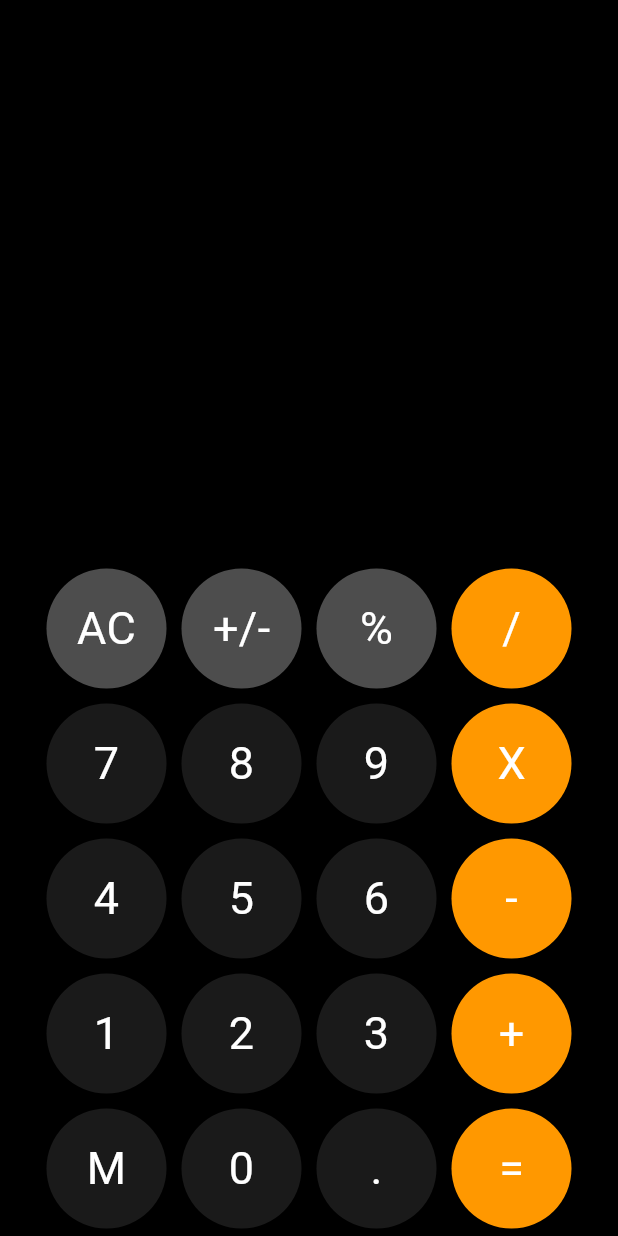
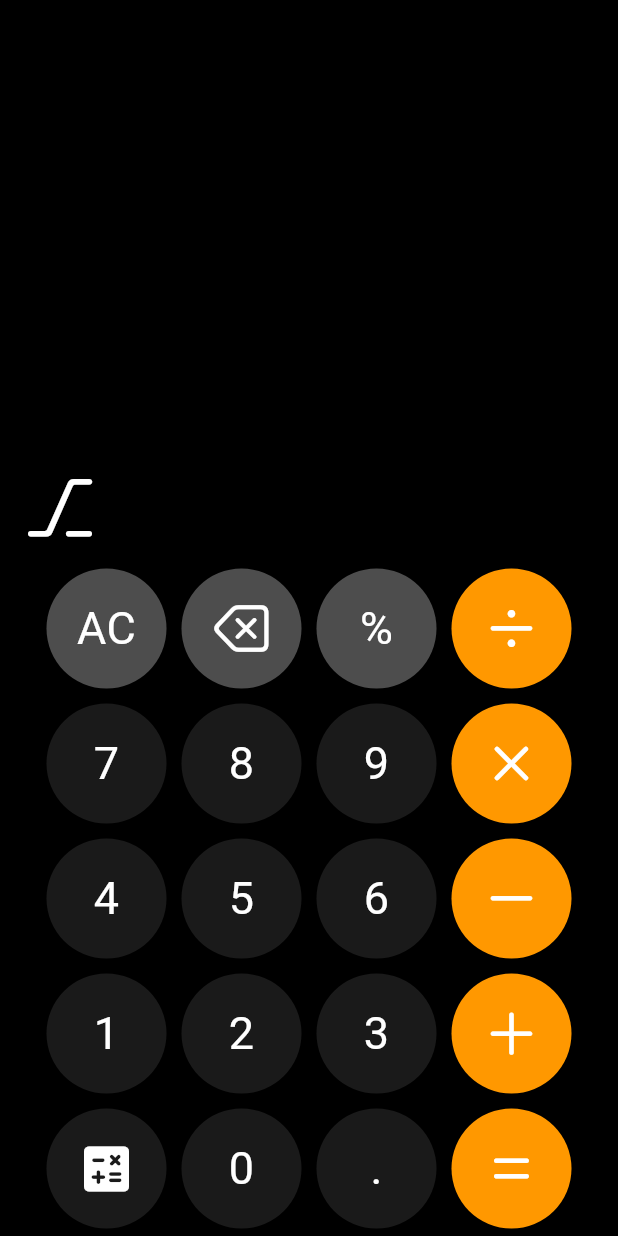
Before and after one commit to mahendra189/calculator, a Flutter app: the screen it shows after launch, on a phone screen of 412 x 824 dp. Run offline on Flutter 3.47's test engine with Material 3 defaults, Android fonts, the phone set to English and light mode, and no system bars.

Commit message:
Working Calculator

```diff
--- a/lib/components/button.dart
+++ b/lib/components/button.dart
@@ -1,35 +1,28 @@
-import 'package:flutter/cupertino.dart';
 import 'package:flutter/material.dart';
 
 const double size = 80;
 
 class Button extends StatelessWidget {
-  final String label;
+  final Widget label;
   final Color bg;
   final dynamic onClick;
-  const Button({super.key, required this.label,required this.bg,required this.onClick});
+  final String content;
+  const Button({super.key, required this.label,required this.content,required this.bg,required this.onClick});
 
 
   @override
   Widget build(BuildContext context) {
     return InkWell(
       onTap: () {
-        print("Tapped! $label");
-        onClick(label);
+        onClick(content);
       },
       child: Container(
         width: size,
         height: size,
-        margin: EdgeInsets.all(5),
+        margin: const EdgeInsets.all(5),
         decoration: BoxDecoration(color: bg, shape: BoxShape.circle),
         child: Center(
-          child: Text(
-            label,
-            style: TextStyle(
-              color: Colors.white,
-              fontSize: 30,
-            ),
-          ),
+          child: label
         ),
       ),
     );
--- a/lib/components/calc.dart
+++ b/lib/components/calc.dart
@@ -1,4 +1,5 @@
 import 'package:calculator/components/button.dart';
+import 'package:calculator/constants/index.dart';
 import 'package:flutter/cupertino.dart';
 import 'package:flutter/material.dart';
 
@@ -12,21 +13,31 @@ class Calc extends StatefulWidget {
 Color numColor = Colors.white10;
 Color homeRowColor = Colors.white30;
 Color sideColor = Colors.orange;
-const int limitLength = 15;
+const int limitLength = 7;
+const initialIcon = CupertinoIcons.check_mark_circled_solid;
+Map<String, IconData> operatorMap = {
+  '+': CupertinoIcons.add_circled_solid,
+  '-': CupertinoIcons.minus_circle_fill,
+  'X': CupertinoIcons.multiply_circle_fill,
+  '/': CupertinoIcons.divide_circle_fill
+};
+
 class _CalcScreen extends State<Calc> {
   String input = '';
+  String space = '';
+  IconData operator = CupertinoIcons.alt;
 
   void onChange(String value) {
-      if (input.length < limitLength) {
-    setState(() {
+    if (input.length < limitLength) {
+      setState(() {
         input += value;
-    });
-      }
-      else{
-        ScaffoldMessenger.of(context).showSnackBar(
-          const SnackBar(content: Text("Length Limit $limitLength!",))
-        );
-      }
+      });
+    } else {
+      ScaffoldMessenger.of(context).showSnackBar(const SnackBar(
+          content: Text(
+        "Length Limit $limitLength!",
+      )));
+    }
   }
 
   void clearInput(String value) {
@@ -34,14 +45,80 @@ class _CalcScreen extends State<Calc> {
   }
 
   void evaluate(String value) {
-    clear();
-    print("Evaluation");
+    if (input != '') {
+      Map<IconData, num> operations = {
+        operatorMap['+']!: num.parse(space) + num.parse(input),
+        operatorMap['-']!: num.parse(space) - num.parse(input),
+        operatorMap['X']!: num.parse(space) * num.parse(input),
+        operatorMap['/']!: num.parse(space) / num.parse(input),
+      };
+      num eval = operations[operator]!;
+      setState(() {
+        space = '';
+        input = eval.toString();
+        operator = CupertinoIcons.equal_circle_fill;
+      });
+    } else {
+      ScaffoldMessenger.of(context)
+          .showSnackBar(const SnackBar(content: Text("Enter Number!")));
+    }
+  }
+
+  void evaluateOperand() {
+    if (input != '') {
+      Map<IconData, num> operations = {
+        operatorMap['+']!: int.parse(space) + int.parse(input),
+        operatorMap['-']!: int.parse(space) - int.parse(input),
+        operatorMap['X']!: int.parse(space) * int.parse(input),
+        operatorMap['/']!: int.parse(space) / int.parse(input),
+      };
+      num eval = operations[operator]!;
+      setState(() {
+        space = eval.toString();
+        input = '';
+      });
+    } else {
+      ScaffoldMessenger.of(context)
+          .showSnackBar(const SnackBar(content: Text("Enter Number!")));
+    }
   }
 
   void clear() {
     setState(() {
       input = '';
+      space = '';
+      operator = initialIcon;
     });
+  }
+
+  void operatorSwitch(String op) {
+    if (input.isNotEmpty && space.isEmpty) {
+      setState(() {
+        space = input;
+        operator = operatorMap[op]!;
+        input = '';
+      });
+    } else if (input.isNotEmpty && space.isNotEmpty) {
+      setState(() {
+        operator = operatorMap[op]!;
+      });
+      evaluateOperand();
+    } else if (input.isEmpty && space.isNotEmpty) {
+      setState(() {
+        operator = operatorMap[op]!;
+      });
+    } else {
+      ScaffoldMessenger.of(context)
+          .showSnackBar(const SnackBar(content: Text("Enter Number!")));
+    }
+  }
+
+  void backSpace(String value) {
+    if (input.isNotEmpty) {
+      setState(() {
+        input = input.substring(0, input.length - 1);
+      });
+    }
   }
 
   @override
@@ -55,25 +132,30 @@ class _CalcScreen extends State<Calc> {
                 child: Column(
                   mainAxisAlignment: MainAxisAlignment.end,
                   children: [
-                    // Row(
-                    //   mainAxisAlignment: MainAxisAlignment.end,
-                    //   children: [
-                    //     Expanded(
-                    //       child: Text(
-                    //         input,
-                    //         style: const TextStyle(
-                    //             fontSize: 25, color: Colors.white30),
-                    //       ),
-                    //     )
-                    //   ],
-                    // ),
                     Row(
-                      mainAxisAlignment: MainAxisAlignment.end,
                       children: [
                         Expanded(
                           child: Text(
-                            textDirection: TextDirection.rtl,
+                            space,
+                            textAlign: TextAlign.right,
+                            style: const TextStyle(
+                                fontSize: 25, color: Colors.white30),
+                          ),
+                        )
+                      ],
+                    ),
+                    Row(
+                      mainAxisAlignment: MainAxisAlignment.spaceBetween,
+                      children: [
+                        Icon(
+                          operator,
+                          color: Colors.white,
+                          size: 50,
+                        ),
+                        Expanded(
+                          child: Text(
                             input,
+                            textAlign: TextAlign.right,
                             style: const TextStyle(
                                 fontSize: 50, color: Colors.white),
                           ),
@@ -86,50 +168,144 @@ class _CalcScreen extends State<Calc> {
           Row(
             mainAxisAlignment: MainAxisAlignment.center,
             children: [
-              Button(label: "AC", bg: homeRowColor, onClick: clearInput),
-              Button(label: "+/-", bg: homeRowColor, onClick: onChange),
-              Button(label: "%", bg: homeRowColor, onClick: onChange),
-              Button(label: "/", bg: sideColor, onClick: onChange),
+              Button(
+                  content: "",
+                  label: buttonText("AC"),
+                  bg: homeRowColor,
+                  onClick: clearInput),
+              Button(
+                  content: "",
+                  label: buttonIcon(CupertinoIcons.delete_left),
+                  bg: homeRowColor,
+                  onClick: backSpace),
+              Button(
+                  content: "",
+                  label: buttonText("%"),
+                  bg: homeRowColor,
+                  onClick: onChange),
+              Button(
+                  content: "/",
+                  label: buttonIcon(CupertinoIcons.divide),
+                  bg: sideColor,
+                  onClick: operatorSwitch),
             ],
           ),
           Row(
             mainAxisAlignment: MainAxisAlignment.center,
             children: [
-              Button(label: "7", bg: numColor, onClick: onChange),
-              Button(label: "8", bg: numColor, onClick: onChange),
-              Button(label: "9", bg: numColor, onClick: onChange),
-              Button(label: "X", bg: sideColor, onClick: onChange),
+              Button(
+                  content: "7",
+                  label: buttonText("7"),
+                  bg: numColor,
+                  onClick: onChange),
+              Button(
+                  content: "8",
+                  label: buttonText("8"),
+                  bg: numColor,
+                  onClick: onChange),
+              Button(
+                  content: "9",
+                  label: buttonText("9"),
+                  bg: numColor,
+                  onClick: onChange),
+              Button(
+                  content: "X",
+                  label: buttonIcon(CupertinoIcons.multiply),
+                  bg: sideColor,
+                  onClick: operatorSwitch),
             ],
           ),
           Row(
             mainAxisAlignment: MainAxisAlignment.center,
             children: [
-              Button(label: "4", bg: numColor, onClick: onChange),
-              Button(label: "5", bg: numColor, onClick: onChange),
-              Button(label: "6", bg: numColor, onClick: onChange),
-              Button(label: "-", bg: sideColor, onClick: onChange),
+              Button(
+                  content: "4",
+                  label: buttonText("4"),
+                  bg: numColor,
+                  onClick: onChange),
+              Button(
+                  content: "5",
+                  label: buttonText("5"),
+                  bg: numColor,
+                  onClick: onChange),
+              Button(
+                  content: "6",
+                  label: buttonText("6"),
+                  bg: numColor,
+                  onClick: onChange),
+              Button(
+                  content: "-",
+                  label: buttonIcon(CupertinoIcons.minus),
+                  bg: sideColor,
+                  onClick: operatorSwitch),
             ],
           ),
           Row(
             mainAxisAlignment: MainAxisAlignment.center,
             children: [
-              Button(label: "1", bg: numColor, onClick: onChange),
-              Button(label: "2", bg: numColor, onClick: onChange),
-              Button(label: "3", bg: numColor, onClick: onChange),
-              Button(label: "+", bg: sideColor, onClick: onChange)
+              Button(
+                  content: "1",
+                  label: buttonText("1"),
+                  bg: numColor,
+                  onClick: onChange),
+              Button(
+                  content: "2",
+                  label: buttonText("2"),
+                  bg: numColor,
+                  onClick: onChange),
+              Button(
+                  content: "3",
+                  label: buttonText("3"),
+                  bg: numColor,
+                  onClick: onChange),
+              Button(
+                  content: "+",
+                  label: buttonIcon(CupertinoIcons.add),
+                  bg: sideColor,
+                  onClick: operatorSwitch)
             ],
           ),
           Row(
             mainAxisAlignment: MainAxisAlignment.center,
             children: [
-              Button(label: "M", bg: numColor, onClick: onChange),
-              Button(label: "0", bg: numColor, onClick: onChange),
-              Button(label: ".", bg: numColor, onClick: onChange),
-              Button(label: "=", bg: sideColor, onClick: evaluate)
+              Button(
+                  content: "",
+                  label: buttonIcon(Icons.calculate_rounded),
+                  bg: numColor,
+                  onClick: onChange),
+              Button(
+                  content: "0",
+                  label: buttonText("0"),
+                  bg: numColor,
+                  onClick: onChange),
+              Button(
+                  content: ".",
+                  label: buttonText("."),
+                  bg: numColor,
+                  onClick: onChange),
+              Button(
+                  content: "",
+                  label: buttonIcon(CupertinoIcons.equal),
+                  bg: sideColor,
+                  onClick: evaluate)
             ],
           ),
         ],
       ),
     );
   }
+
+  Widget buttonText(String label) {
+    return Text(
+      label,
+      style: const TextStyle(
+        color: Colors.white,
+        fontSize: 30,
+      ),
+    );
+  }
+
+  Widget buttonIcon(IconData icon) {
+    return Icon(icon, color: Colors.white, size: 40);
+  }
 }
--- a/lib/main.dart
+++ b/lib/main.dart
@@ -43,7 +43,7 @@ class _MyHomePageState extends State<MyHomePage> {
 
   @override
   Widget build(BuildContext context) {
-    return Scaffold(
+    return const Scaffold(
       // appBar: AppBar(
       //   backgroundColor: Theme.of(context).colorScheme.inversePrimary,
       //   title: Text(widget.title),
--- a/pubspec.yaml
+++ b/pubspec.yaml
@@ -35,6 +35,7 @@ dependencies:
   # The following adds the Cupertino Icons font to your application.
   # Use with the CupertinoIcons class for iOS style icons.
   cupertino_icons: ^1.0.8
+  flutter_launcher_icons: ^0.14.1
 
 dev_dependencies:
   flutter_test:
@@ -88,3 +89,7 @@ flutter:
   #
   # For details regarding fonts from package dependencies,
   # see https://flutter.dev/to/font-from-package
+flutter_icons:
+  android: "ic_launcher"
+  ios: false
+  image_path: "assets/images/icon.png"
```
Also changed, not shown: lib/constants/index.dart (added, +7 -0 lines), pubspec.lock, 5 other files.
